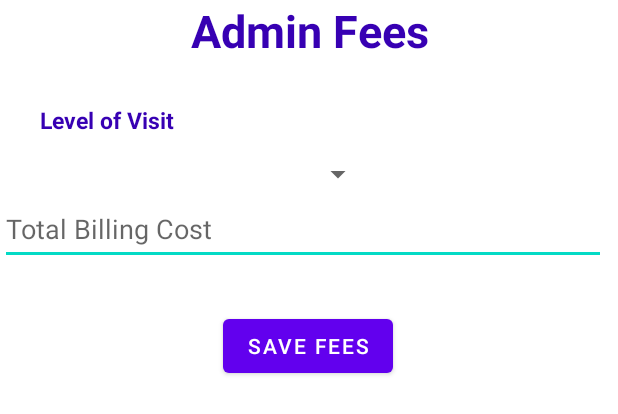
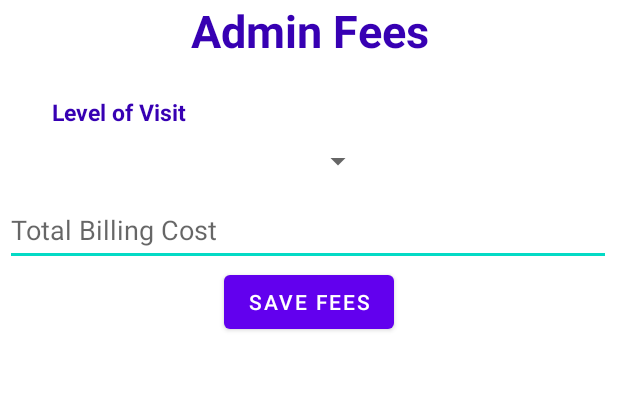
Before and after one commit to CSCI-152/Team8, an Android app: the layout activity_admin_modify_fees.xml on its own in the app's theme, with its tools: preview values and no code run, on a phone screen of 412 x 824 dp. Shown: the top 414 px of the screen. Run offline under Robolectric (Android 15) with nearby library versions, the phone set to English and light mode, and no system bars.

Commit message:
check
-add activity to AndroidManifest.xml
-add intent to go to AdminModFees from AdminDashBoard
-change layout constraint to be more responsive

```diff
--- a/PDMS/app/src/main/AndroidManifest.xml
+++ b/PDMS/app/src/main/AndroidManifest.xml
@@ -30,6 +30,7 @@
         <activity android:name=".DoctorDashboard" />
         <activity android:name=".AdminDashboard" />
         <activity android:name=".AdminAccountSearch" />
+        <activity android:name=".AdminModifyFees"/>
         <activity android:name=".PatientSettings" />
         <activity android:name=".PatientAboutUs" />
         <activity android:name=".PatientContactUs" />
--- a/PDMS/app/src/main/java/com/example/pdms/AdminDashboard.java
+++ b/PDMS/app/src/main/java/com/example/pdms/AdminDashboard.java
@@ -31,7 +31,8 @@ public class AdminDashboard extends AppCompatActivity {
         btn_bill.setOnClickListener(new View.OnClickListener() {
             @Override
             public void onClick(View v) {
-                Toast.makeText(AdminDashboard.this, "MODIFY BILL", Toast.LENGTH_SHORT).show();
+                Intent toModFees = new Intent(AdminDashboard.this, AdminModifyFees.class);
+                startActivity(toModFees);
             }
         });
         btn_logout.setOnClickListener(new View.OnClickListener() {
--- a/PDMS/app/src/main/res/layout/activity_admin_modify_fees.xml
+++ b/PDMS/app/src/main/res/layout/activity_admin_modify_fees.xml
@@ -8,6 +8,7 @@
 
 
     <TextView
+        android:id="@+id/textView"
         android:layout_width="match_parent"
         android:layout_height="wrap_content"
         android:background="@color/white"
@@ -16,79 +17,75 @@
         android:textColor="@color/purple_700"
         android:textSize="30sp"
         android:textStyle="bold"
-        app:layout_constraintBottom_toBottomOf="parent"
         app:layout_constraintEnd_toEndOf="parent"
         app:layout_constraintHorizontal_bias="0.0"
         app:layout_constraintStart_toStartOf="parent"
-        app:layout_constraintTop_toTopOf="parent"
-        app:layout_constraintVertical_bias="0.0" />
+        app:layout_constraintTop_toTopOf="parent" />
 
     <TextView
+        android:id="@+id/textView2"
         android:layout_width="141dp"
         android:layout_height="41dp"
+        android:layout_marginTop="13dp"
         android:background="@color/white"
         android:gravity="center"
         android:text="Level of Visit"
         android:textColor="@color/purple_700"
         android:textSize="15sp"
         android:textStyle="bold"
-        app:layout_constraintBottom_toBottomOf="parent"
         app:layout_constraintEnd_toEndOf="parent"
-        app:layout_constraintHorizontal_bias="0.0"
+        app:layout_constraintHorizontal_bias="0.029"
         app:layout_constraintStart_toStartOf="parent"
-        app:layout_constraintTop_toTopOf="parent"
-        app:layout_constraintVertical_bias="0.076" />
-
+        app:layout_constraintTop_toBottomOf="@+id/textView" />
 
     <Spinner
         android:id="@+id/spinnerLevels"
         android:layout_width="249dp"
         android:layout_height="20dp"
+        android:layout_marginTop="2dp"
         android:entries="@array/levels"
-        app:layout_constraintBottom_toBottomOf="parent"
         app:layout_constraintEnd_toEndOf="parent"
         app:layout_constraintHorizontal_bias="0.0"
         app:layout_constraintStart_toStartOf="parent"
-        app:layout_constraintTop_toTopOf="parent"
-        app:layout_constraintVertical_bias="0.132" />
+        app:layout_constraintTop_toBottomOf="@+id/textView2" />
 
     <EditText
         android:id="@+id/editTextBill"
         android:layout_width="404dp"
         android:layout_height="48dp"
+        android:layout_marginTop="12dp"
         android:ems="10"
         android:hint="Total Billing Cost"
-        app:layout_constraintBottom_toBottomOf="parent"
         app:layout_constraintEnd_toEndOf="parent"
-        app:layout_constraintHorizontal_bias="0.0"
+        app:layout_constraintHorizontal_bias="0.428"
         app:layout_constraintStart_toStartOf="parent"
-        app:layout_constraintTop_toTopOf="parent"
-        app:layout_constraintVertical_bias="0.166" />
+        app:layout_constraintTop_toBottomOf="@+id/spinnerLevels" />
 
     <Button
         android:id="@+id/btn_add"
         android:layout_width="wrap_content"
         android:layout_height="wrap_content"
+        android:layout_marginStart="149dp"
+        android:layout_marginLeft="149dp"
+        android:layout_marginEnd="150dp"
+        android:layout_marginRight="150dp"
         android:text="Save Fees"
-        app:layout_constraintBottom_toBottomOf="parent"
         app:layout_constraintEnd_toEndOf="parent"
-        app:layout_constraintHorizontal_bias="0.498"
         app:layout_constraintStart_toStartOf="parent"
-        app:layout_constraintTop_toTopOf="parent"
-        app:layout_constraintVertical_bias="0.266" />
+        app:layout_constraintTop_toBottomOf="@+id/editTextBill" />
 
     <ListView
         android:id="@+id/listViewFees"
-        android:layout_width="419dp"
-        android:layout_height="499dp"
+        android:layout_width="404dp"
+        android:layout_height="493dp"
         android:layout_below="@+id/spinnerLevels"
         android:layout_alignParentStart="true"
-        app:layout_constraintBottom_toBottomOf="parent"
+        android:layout_alignParentLeft="true"
+        android:layout_marginTop="8dp"
         app:layout_constraintEnd_toEndOf="parent"
-        app:layout_constraintHorizontal_bias="0.0"
         app:layout_constraintStart_toStartOf="parent"
-        app:layout_constraintTop_toTopOf="parent"
-        app:layout_constraintVertical_bias="0.991"
-        android:layout_alignParentLeft="true" />
+        app:layout_constraintTop_toBottomOf="@+id/btn_add">
+
+    </ListView>
 
 </androidx.constraintlayout.widget.ConstraintLayout>
```
